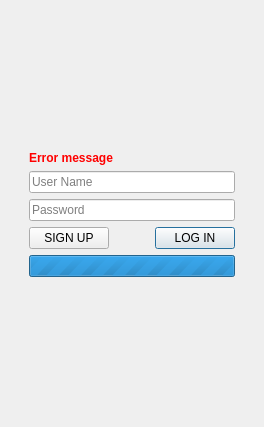
dimkanovikov/KITScenarist, file src/bin/scenarist-mobile/UserInterfaceLayer/Cabin/LoginView.ui: the form before one commit.
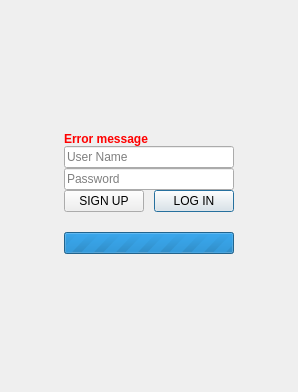
The form after the commit. Icons and pictures are not drawn.

What changed in the file:
```diff
--- a/src/bin/scenarist-mobile/UserInterfaceLayer/Cabin/LoginView.ui
+++ b/src/bin/scenarist-mobile/UserInterfaceLayer/Cabin/LoginView.ui
@@ -6,8 +6,8 @@
    <rect>
     <x>0</x>
     <y>0</y>
-    <width>264</width>
-    <height>427</height>
+    <width>298</width>
+    <height>392</height>
    </rect>
   </property>
   <property name="windowTitle">
@@ -26,7 +26,66 @@
    <property name="bottomMargin">
     <number>0</number>
    </property>
-   <item row="2" column="1" colspan="2">
+   <property name="spacing">
+    <number>0</number>
+   </property>
+   <item row="1" column="0" colspan="2">
+    <widget class="QFrame" name="content">
+     <property name="sizePolicy">
+      <sizepolicy hsizetype="Preferred" vsizetype="Expanding">
+       <horstretch>0</horstretch>
+       <verstretch>0</verstretch>
+      </sizepolicy>
+     </property>
+     <property name="minimumSize">
+      <size>
+       <width>0</width>
+       <height>200</height>
+      </size>
+     </property>
+     <layout class="QGridLayout" name="gridLayout_2">
+      <property name="leftMargin">
+       <number>0</number>
+      </property>
+      <property name="topMargin">
+       <number>0</number>
+      </property>
+      <property name="rightMargin">
+       <number>0</number>
+      </property>
+      <property name="bottomMargin">
+       <number>0</number>
+      </property>
+      <property name="spacing">
+       <number>0</number>
+      </property>
+      <item row="0" column="1">
+       <spacer name="verticalSpacer">
+        <property name="orientation">
+         <enum>Qt::Vertical</enum>
+        </property>
+        <property name="sizeHint" stdset="0">
+         <size>
+          <width>118</width>
+          <height>20</height>
+         </size>
+        </property>
+       </spacer>
+      </item>
+      <item row="1" column="0">
+       <spacer name="horizontalSpacer_2">
+        <property name="orientation">
+         <enum>Qt::Horizontal</enum>
+        </property>
+        <property name="sizeHint" stdset="0">
+         <size>
+          <width>25</width>
+          <height>38</height>
+         </size>
+        </property>
+       </spacer>
+      </item>
+      <item row="1" column="1" rowspan="2">
     <layout class="QVBoxLayout" name="verticalLayout">
      <item>
       <widget class="QLabel" name="label">
@@ -115,7 +174,7 @@
          </property>
          <property name="sizeHint" stdset="0">
           <size>
-           <width>40</width>
+              <width>10</width>
            <height>20</height>
           </size>
          </property>
@@ -133,6 +192,22 @@
        </item>
       </layout>
      </item>
+        <item>
+         <spacer name="verticalSpacer_5">
+          <property name="orientation">
+           <enum>Qt::Vertical</enum>
+          </property>
+          <property name="sizeType">
+           <enum>QSizePolicy::Fixed</enum>
+          </property>
+          <property name="sizeHint" stdset="0">
+           <size>
+            <width>20</width>
+            <height>20</height>
+           </size>
+          </property>
+         </spacer>
+        </item>
      <item>
       <widget class="QProgressBar" name="progressBar">
        <property name="maximum">
@@ -174,59 +249,36 @@
      </item>
     </layout>
    </item>
-   <item row="2" column="0">
-    <spacer name="horizontalSpacer_2">
-     <property name="orientation">
-      <enum>Qt::Horizontal</enum>
-     </property>
-     <property name="sizeHint" stdset="0">
-      <size>
-       <width>3</width>
-       <height>20</height>
-      </size>
-     </property>
-    </spacer>
-   </item>
-   <item row="1" column="1">
-    <spacer name="verticalSpacer_2">
-     <property name="orientation">
-      <enum>Qt::Vertical</enum>
-     </property>
-     <property name="sizeHint" stdset="0">
-      <size>
-       <width>20</width>
-       <height>71</height>
-      </size>
-     </property>
-    </spacer>
-   </item>
-   <item row="2" column="3">
+      <item row="2" column="2">
     <spacer name="horizontalSpacer_3">
      <property name="orientation">
       <enum>Qt::Horizontal</enum>
      </property>
      <property name="sizeHint" stdset="0">
       <size>
-       <width>3</width>
-       <height>20</height>
+          <width>15</width>
+          <height>28</height>
       </size>
      </property>
     </spacer>
    </item>
-   <item row="3" column="2">
-    <spacer name="verticalSpacer">
+      <item row="3" column="1">
+       <spacer name="verticalSpacer_2">
      <property name="orientation">
       <enum>Qt::Vertical</enum>
      </property>
      <property name="sizeHint" stdset="0">
       <size>
-       <width>20</width>
-       <height>70</height>
+          <width>118</width>
+          <height>20</height>
       </size>
      </property>
     </spacer>
    </item>
-   <item row="0" column="1" colspan="2">
+     </layout>
+    </widget>
+   </item>
+   <item row="0" column="0" colspan="2">
     <widget class="QWidget" name="toolbar" native="true"/>
    </item>
   </layout>
```
Left out of the diff: 2 changed lines with no effect on the pictures. Lines whose indentation alone changed are shown as unchanged.
